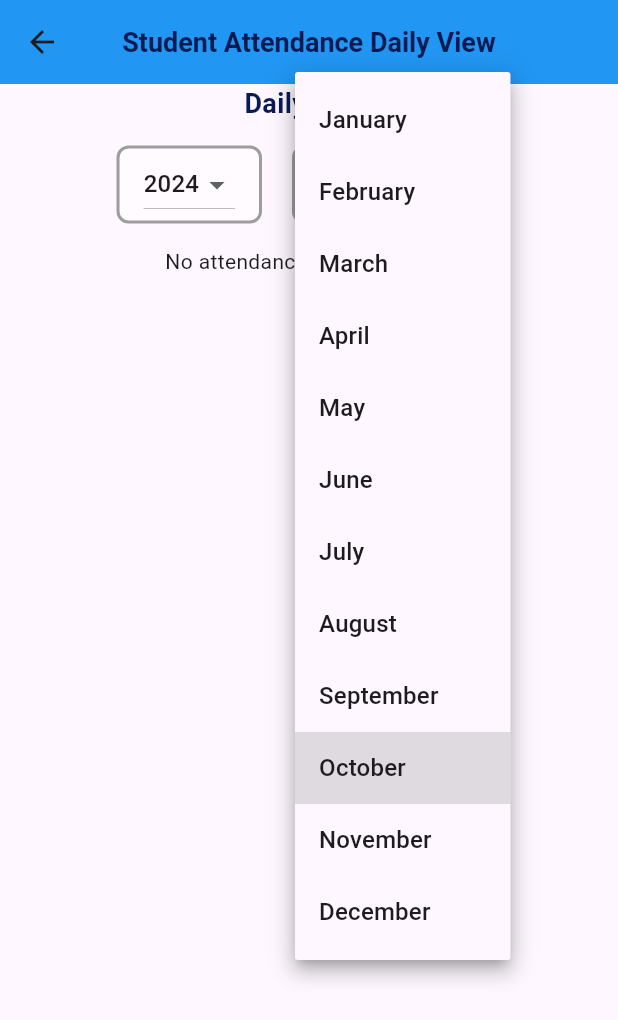
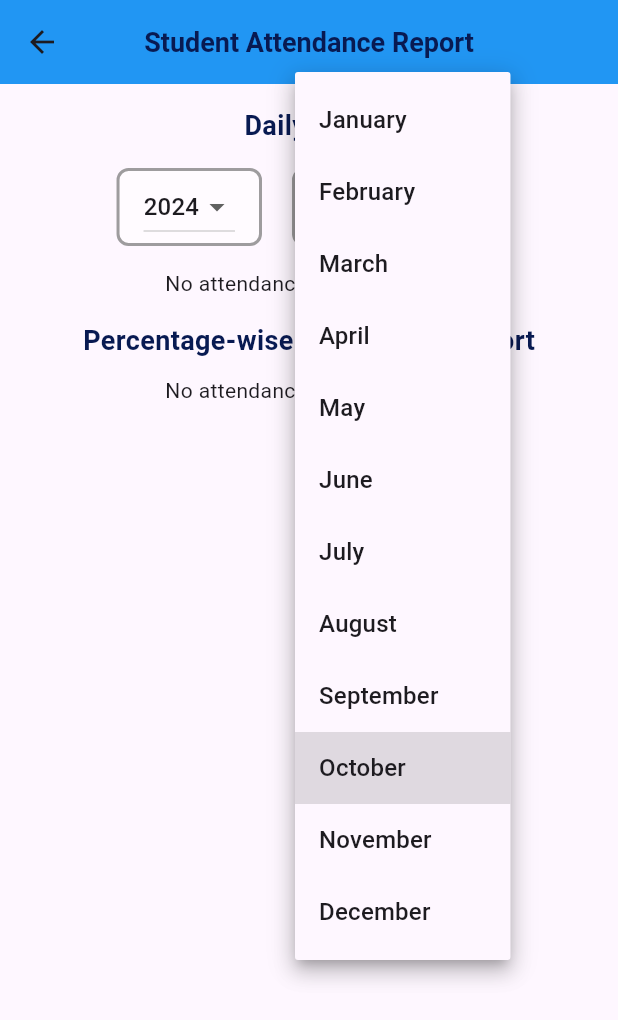
Before and after one commit to Avanapu-Manohar/Attendance_app, a Flutter app: the StudentAttendanceReport screen opened directly with empty values, after a tap on "October", on a phone screen of 412 x 824 dp. Shown: the top 1020 px of the screen. Run offline on Flutter 3.47's test engine with Material 3 defaults, Android fonts, the phone set to English and light mode, and no system bars; our stand-ins replace cloud_firestore, firebase_auth, firebase_core; accounts and stored records are empty.

Commit message:
student percentage table added

```diff
--- /dev/null
+++ b/lib/dashboard/student_attendance_percentage_table.dart
@@ -0,0 +1,108 @@
+import 'package:cloud_firestore/cloud_firestore.dart';
+import 'package:flutter/material.dart';
+
+class StudentAttendancePercentageTable extends StatelessWidget {
+  final String classId;
+  final String studentId;
+  final int year;
+  final int month;
+
+  const StudentAttendancePercentageTable({
+    required this.classId,
+    required this.studentId,
+    required this.year,
+    required this.month,
+  });
+
+  @override
+  Widget build(BuildContext context) {
+    return FutureBuilder<Map<String, double>>(
+      future: getAttendancePercentage(classId, studentId, year, month),
+      builder: (context, snapshot) {
+        if (snapshot.connectionState == ConnectionState.waiting) {
+          return CircularProgressIndicator();
+        } else if (snapshot.hasError) {
+          return Text('Error: ${snapshot.error}');
+        } else if (!snapshot.hasData || snapshot.data!.isEmpty) {
+          return Text('No attendance data available.');
+        }
+
+        Map<String, double> attendancePercentageData = snapshot.data!;
+
+        List<DataRow> rows = attendancePercentageData.entries.map((entry) {
+          String subjectId = entry.key;
+          double percentage = entry.value;
+
+          return DataRow(cells: [
+            DataCell(Text(subjectId)),
+            DataCell(Text('${percentage.toStringAsFixed(2)}%')),
+          ]);
+        }).toList();
+
+        return SingleChildScrollView(
+          scrollDirection: Axis.horizontal,
+          child: DataTable(
+            columns: [
+              DataColumn(label: Text('Subject',style: TextStyle(
+                color: Color(0xFF081A52),fontSize: 15,fontWeight: FontWeight.bold
+              ),)),
+              DataColumn(label: Text('Attendance Percentage',style: TextStyle(
+                  color: Color(0xFF081A52),fontSize: 15,fontWeight: FontWeight.bold
+              ),)),
+            ],
+            rows: rows,
+          ),
+        );
+      },
+    );
+  }
+
+  Future<Map<String, double>> getAttendancePercentage(
+      String classId, String studentId, int year, int month) async {
+    final attendanceCollection =
+    FirebaseFirestore.instance.collection('attendance-sheet');
+
+    // Query for attendance records in the specified class and student for the specified month
+    QuerySnapshot querySnapshot = await attendanceCollection
+        .where('class', isEqualTo: classId)
+        .where('studentId', isEqualTo: studentId)
+        .where('dailyDate', isGreaterThanOrEqualTo: int.parse('$year${month.toString().padLeft(2, '0')}01')) // YYYYMMDD format
+        .where('dailyDate', isLessThanOrEqualTo: int.parse('$year${month.toString().padLeft(2, '0')}31')) // YYYYMMDD format
+        .get();
+
+    // Initialize maps to store total days and present days by subject
+    Map<String, int> totalDaysMap = {};
+    Map<String, int> presentDaysMap = {};
+
+    // Iterate over the query results and populate the maps
+    for (var doc in querySnapshot.docs) {
+      String subjectId = doc['subject'];
+      bool isPresent = doc['present'];
+
+      // Initialize maps for the subject if not already present
+      if (!totalDaysMap.containsKey(subjectId)) {
+        totalDaysMap[subjectId] = 0;
+        presentDaysMap[subjectId] = 0;
+      }
+
+      // Increment total days for the subject
+      totalDaysMap[subjectId] = totalDaysMap[subjectId]! + 1;
+
+      // Increment present days if the student was present
+      if (isPresent) {
+        presentDaysMap[subjectId] = presentDaysMap[subjectId]! + 1;
+      }
+    }
+
+    // Calculate the percentage for each subject
+    Map<String, double> percentageMap = {};
+
+    totalDaysMap.forEach((subjectId, totalDays) {
+      int presentDays = presentDaysMap[subjectId] ?? 0; // Default to 0 if not found
+      double percentage = totalDays > 0 ? (presentDays / totalDays) * 100 : 0; // Avoid division by zero
+      percentageMap[subjectId] = percentage;
+    });
+
+    return percentageMap;
+  }
+}
--- a/lib/dashboard/student_attendance_report.dart
+++ b/lib/dashboard/student_attendance_report.dart
@@ -1,5 +1,6 @@
 import 'package:attendence_app/dashboard/student_daily_attendance_table.dart';
 import 'package:flutter/material.dart';
+import 'package:attendence_app/dashboard/student_attendance_percentage_table.dart'; // Import the percentage table
 
 class StudentAttendanceReport extends StatefulWidget {
   final String? classId;
@@ -37,7 +38,7 @@ class _StudentAttendanceReportState extends State<StudentAttendanceReport> {
         centerTitle: true,
         backgroundColor: Colors.blue,
         title: Text(
-          "Student Attendance Daily View",
+          "Student Attendance Report",
           style: TextStyle(
             color: Color(0xFF081A52),
             fontSize: 18,
@@ -48,6 +49,7 @@ class _StudentAttendanceReportState extends State<StudentAttendanceReport> {
       body: Center(
         child: Column(
           children: [
+            SizedBox(height: 15,),
             Padding(
               padding: const EdgeInsets.symmetric(horizontal: 16),
               child: Text(
@@ -74,7 +76,7 @@ class _StudentAttendanceReportState extends State<StudentAttendanceReport> {
                   child: DropdownButton<int>(
                     value: _selectedYear,
                     items: List.generate(
-                      31,
+                      100,
                           (index) => DropdownMenuItem(
                         value: 2000 + index,
                         child: Text((2000 + index).toString()),
@@ -122,6 +124,23 @@ class _StudentAttendanceReportState extends State<StudentAttendanceReport> {
               year: _selectedYear,
               month: _selectedMonth,
             ),
+            SizedBox(height: 15,),
+            // Add the percentage-wise attendance report
+            Text(
+              'Percentage-wise Attendance Report',
+              style: TextStyle(
+                color: Color(0xFF081A52),
+                fontWeight: FontWeight.bold,
+                fontSize: 18,
+              ),
+            ),
+            SizedBox(height: 10),
+            StudentAttendancePercentageTable(
+              classId: classId,
+              studentId: studentId,
+              year: _selectedYear,
+              month: _selectedMonth,
+            ),
           ],
         ),
       ),
--- a/lib/dashboard/student_daily_attendance_table.dart
+++ b/lib/dashboard/student_daily_attendance_table.dart
@@ -54,9 +54,13 @@ class StudentDailyAttendanceTable extends StatelessWidget {
           scrollDirection: Axis.horizontal,
           child: DataTable(
             columns: [
-              DataColumn(label: Text('Date / Student')),
+              DataColumn(label: Text('Date / Subject',style: TextStyle(
+                color: Color(0xFF081A52),fontSize: 15,fontWeight: FontWeight.bold
+              ),)),
               ...dates
-                  .map((date) => DataColumn(label: Text(date.substring(6)))),
+                  .map((date) => DataColumn(label: Text(date.substring(6),style: TextStyle(
+                  color: Color(0xFF081A52),fontSize: 15,fontWeight: FontWeight.w500
+              ),))),
             ],
             rows: rows,
           ),
```
